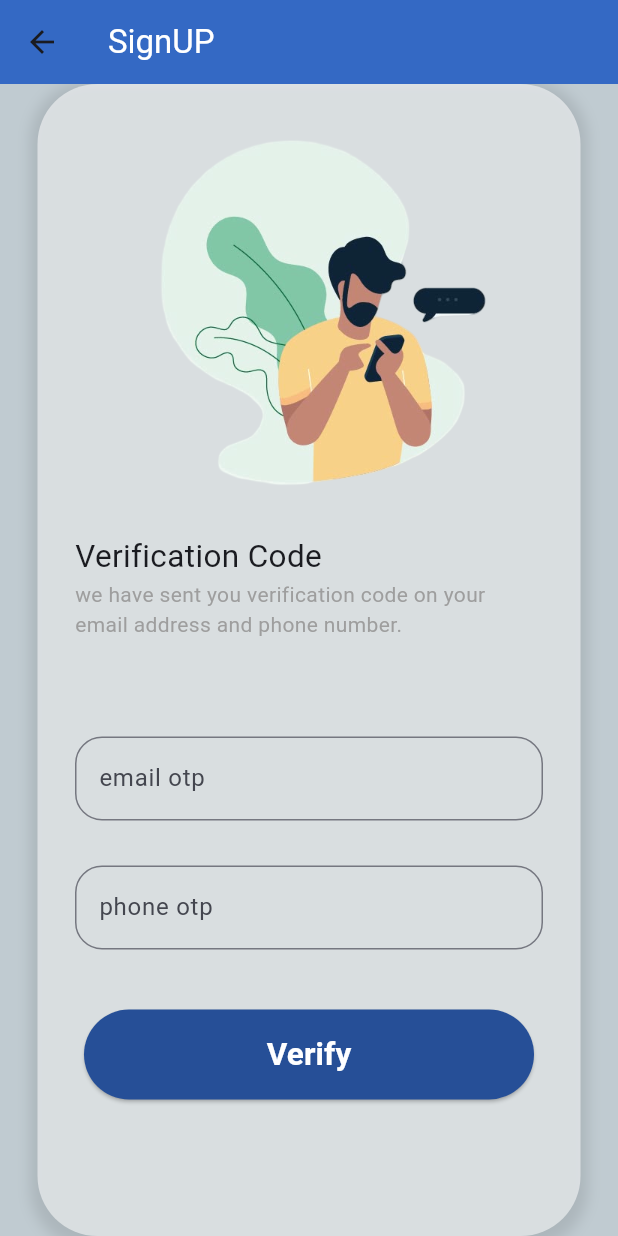
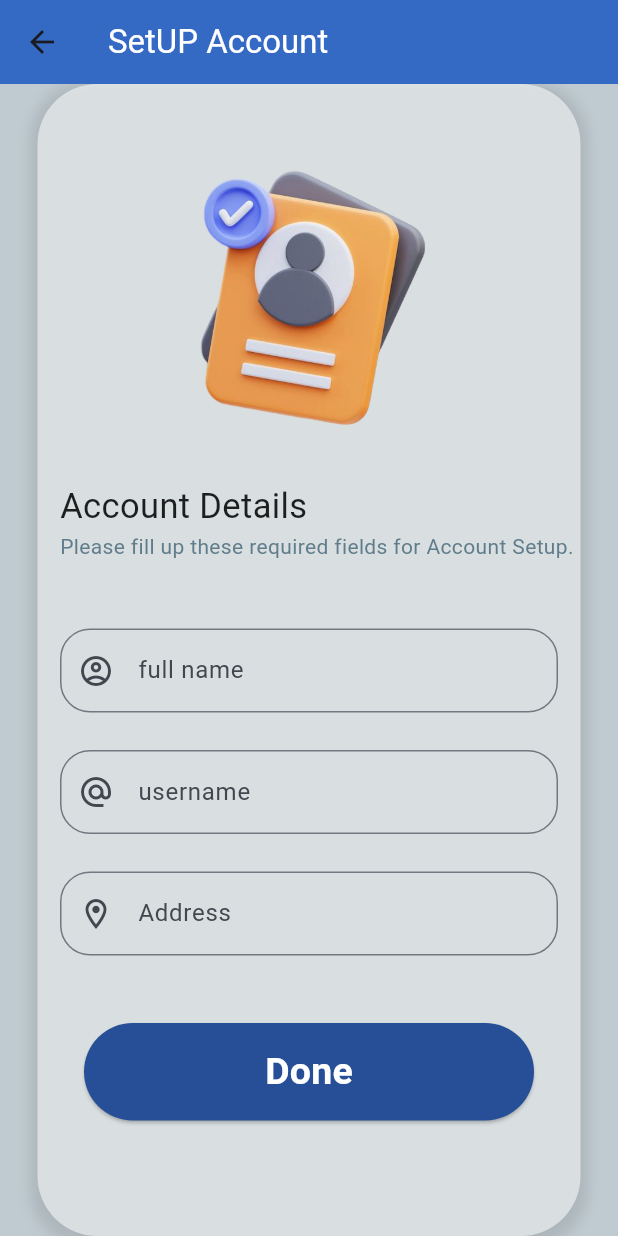
Before and after one commit to nyxparadox/Smart_Doorbell_Security_system, a Flutter app: the OtpVerificationScreen screen opened directly, after a tap on "Verify", on a phone screen of 412 x 824 dp. Run offline on Flutter 3.47's test engine with Material 3 defaults, Android fonts, the phone set to English and light mode, and no system bars; our stand-ins replace get_it.

Commit message:
added users details setUp screen ui

```diff
--- a/flutter_App/doorsnap/lib/Presentation/home/screen/auth/SignUp_screens/email_phone_screen.dart
+++ b/flutter_App/doorsnap/lib/Presentation/home/screen/auth/SignUp_screens/email_phone_screen.dart
@@ -37,7 +37,7 @@ class _EmailPhoneScreenState extends State<EmailPhoneScreen> {
               width: double.infinity,
               height: 800,
               decoration: BoxDecoration(
-                color: Colors.white54,
+                color: Colors.white60,
                 borderRadius: BorderRadius.circular(40),
                 boxShadow: [
                   BoxShadow(
@@ -54,17 +54,20 @@ class _EmailPhoneScreenState extends State<EmailPhoneScreen> {
               child: SingleChildScrollView(
                 child: Column(
                   children: [
-                    Row(
-                      mainAxisAlignment: MainAxisAlignment.start,
-                      children: [
-                        Text("Step 1.",
-                          style: TextStyle(fontSize: 25, fontWeight: FontWeight.bold, color: Colors.black),
-                        ),
-                      ],
+
+                    Container(
+                      width: 300,
+                      height: 300,
+                      decoration: BoxDecoration(
+
+                      ),
+                      child: ClipOval(
+                        child: Image.asset("assets/images/3d_signUp.png",),
+                      ),
                     ),
 
                     Text("Please enter your email and phone number to continue.",
-                      style: TextStyle(fontSize: 15, fontWeight: FontWeight.bold, color: Colors.black54),
+                      style: TextStyle(fontSize: 15, fontWeight: FontWeight.bold, color: Colors.blueGrey),
                     ),
 
                     const SizedBox(height: 40),
@@ -108,20 +111,7 @@ class _EmailPhoneScreenState extends State<EmailPhoneScreen> {
                       ),
                     ),
 
-                    const SizedBox(height: 210,),
 
-                    Row(
-                      mainAxisAlignment: MainAxisAlignment.start,
-                      children: [
-                        Icon(Icons.info_outline),
-                        Flexible(
-                          child: Text(
-                            "please gave your active email and phone number so our services can reach to you ",
-                            style: TextStyle(color: Colors.grey, fontSize: 14),
-                          ),
-                        ),
-                      ],
-                    )
                   ],
                 ),
               ),
--- a/flutter_App/doorsnap/lib/Presentation/home/screen/auth/SignUp_screens/otp_verification_screen.dart
+++ b/flutter_App/doorsnap/lib/Presentation/home/screen/auth/SignUp_screens/otp_verification_screen.dart
@@ -1,3 +1,6 @@
+import 'package:doorsnap/Data/Service/service_locator.dart';
+import 'package:doorsnap/Presentation/home/screen/auth/SignUp_screens/user_details_setup_screen.dart';
+import 'package:doorsnap/Router/app_router.dart';
 import 'package:flutter/material.dart';
 
 class OtpVerificationScreen extends StatefulWidget {
@@ -23,7 +26,9 @@ class _OtpVerificationScreenState extends State<OtpVerificationScreen> {
           decoration: BoxDecoration(
             color: Color.fromARGB(255, 192, 203, 209),
           ),
+
           padding: const EdgeInsets.only(left: 25, right: 25),
+
           child: Center(
             child: Container(
               width: double.infinity,
@@ -40,7 +45,9 @@ class _OtpVerificationScreenState extends State<OtpVerificationScreen> {
                   )
                 ]
               ),
+
               padding: const EdgeInsets.only( bottom: 50, left: 25, right: 25),
+
               child: SingleChildScrollView(
                 child: Column(
                   children: [
@@ -66,14 +73,13 @@ class _OtpVerificationScreenState extends State<OtpVerificationScreen> {
                         Column(
                           children: [
                             Text("Verification Code", style: TextStyle(fontSize: 21),),
-
                           ],
                         ),
                       ],
                     ),
 
                     Text("we have sent you verification code on your email address and phone number.",
-                    style: TextStyle(color: Colors.grey),
+                    style: TextStyle(color: Colors.blueGrey, fontSize: 14),
                     ),
 
                     const SizedBox(height: 65,),
@@ -96,14 +102,15 @@ class _OtpVerificationScreenState extends State<OtpVerificationScreen> {
                         labelText: "phone otp",
                         border: OutlineInputBorder(
                           borderRadius: BorderRadius.circular(18),
-
                         )
                       ),
                     ),
 
                     const SizedBox(height: 40),
 
-                    ElevatedButton(onPressed: (){},
+                    ElevatedButton(onPressed: (){
+                      getIt<AppRouter>().push(const UserDetailsSetupScreen());
+                    },
                      child: Text("Verify",
                       style: TextStyle(
                         color: Colors.white, fontSize: 21,
@@ -114,15 +121,9 @@ class _OtpVerificationScreenState extends State<OtpVerificationScreen> {
                       style: ElevatedButton.styleFrom(
                         backgroundColor: const Color.fromARGB(255, 38, 79, 151),
                         minimumSize: Size(300, 60 )
-
-
                       ),
-
-                    )
-
+                    ),
                   ],
-
-
                 ),
               ),
             ),
--- /dev/null
+++ b/flutter_App/doorsnap/lib/Presentation/home/screen/auth/SignUp_screens/user_details_setup_screen.dart
@@ -0,0 +1,142 @@
+import 'package:flutter/material.dart';
+
+class UserDetailsSetupScreen extends StatefulWidget {
+  const UserDetailsSetupScreen({super.key});
+
+  @override
+  State<UserDetailsSetupScreen> createState() => _UserDetailsSetupScreenState();
+}
+
+class _UserDetailsSetupScreenState extends State<UserDetailsSetupScreen> {
+  @override
+  Widget build(BuildContext context) {
+    return Scaffold(
+      appBar: AppBar(
+        title: Text("SetUP Account ", style: TextStyle(color: Colors.white)),
+        backgroundColor: const Color.fromARGB(255, 52, 105, 196),
+      ),
+
+      body: Container(
+        color: const Color.fromARGB(255, 192, 203, 209),
+
+        padding: const EdgeInsets.only(left: 25, right: 25),
+
+        child: Center(
+          child: Container(
+            width: double.infinity,
+            height: 800,
+            decoration: BoxDecoration(
+              color: Colors.white54,
+              borderRadius: BorderRadius.circular(40),
+              boxShadow: [
+                BoxShadow(
+                  color: Colors.black.withOpacity(0.1),
+                  offset: Offset(0, 3),
+                  spreadRadius: 5,
+                  blurRadius: 7,
+                ),
+              ],
+            ),
+
+            child: Padding(
+              padding: const EdgeInsets.all(15),
+              child: SingleChildScrollView(
+                child: Column(
+                  children: [
+                    Container(
+                      width: 250,
+                      height: 250,
+                      alignment: Alignment.topCenter,
+                      decoration: BoxDecoration(shape: BoxShape.circle),
+
+                      child: ClipOval(
+                        child: Image.asset(
+                          "assets/images/Account_Details.png",
+                          fit: BoxFit.cover,
+                        ),
+                      ),
+                    ),
+
+                    Row(
+                      mainAxisAlignment: MainAxisAlignment.start,
+                      children: [
+                        Text(
+                          "Account Details",
+                          style: TextStyle(color: Colors.black87, fontSize: 23),
+                        ),
+                      ],
+                    ),
+
+                    Row(
+                      mainAxisAlignment: MainAxisAlignment.start,
+                      children: [
+                        Text(
+                          "Please fill up these required fields for Account Setup.",
+                          style: TextStyle(color: Colors.blueGrey),
+                        ),
+                      ],
+                    ),
+
+                    const SizedBox(height: 45),
+
+                    TextField(
+                      decoration: InputDecoration(
+                        label: Text("full name"),
+                        prefixIcon: Icon(Icons.account_circle_outlined),
+                        border: OutlineInputBorder(
+                          borderRadius: BorderRadius.circular(20),
+                        ),
+                      ),
+                    ),
+
+                    const SizedBox(height: 25),
+
+                    TextField(
+                      decoration: InputDecoration(
+                        label: Text("username"),
+                        prefixIcon: Icon(Icons.alternate_email),
+                        border: OutlineInputBorder(
+                          borderRadius: BorderRadius.circular(20),
+                        ),
+                      ),
+                    ),
+
+                    const SizedBox(height: 25),
+
+                    TextField(
+                      decoration: InputDecoration(
+                        label: Text("Address"),
+                        prefixIcon: Icon(Icons.location_on_outlined),
+                        border: OutlineInputBorder(
+                          borderRadius: BorderRadius.circular(20),
+                        ),
+                      ),
+                    ),
+
+                    const SizedBox(height: 45),
+
+                    ElevatedButton(
+                      onPressed: () {},
+                      child: Text(
+                        "Done",
+                        style: TextStyle(
+                          color: Colors.white,
+                          fontSize: 25,
+                          fontWeight: FontWeight.bold,
+                        ),
+                      ),
+                      style: ElevatedButton.styleFrom(
+                        backgroundColor: const Color.fromARGB(255, 38, 79, 151),
+                        minimumSize: Size(300, 65),
+                      ),
+                    ),
+                  ],
+                ),
+              ),
+            ),
+          ),
+        ),
+      ),
+    );
+  }
+}
```
Also changed, not shown: flutter_App/doorsnap/assets/images/3d_signUp.png (added), flutter_App/doorsnap/assets/images/Account_Details.png (added), flutter_App/doorsnap/assets/images/password_protect.png (added).
